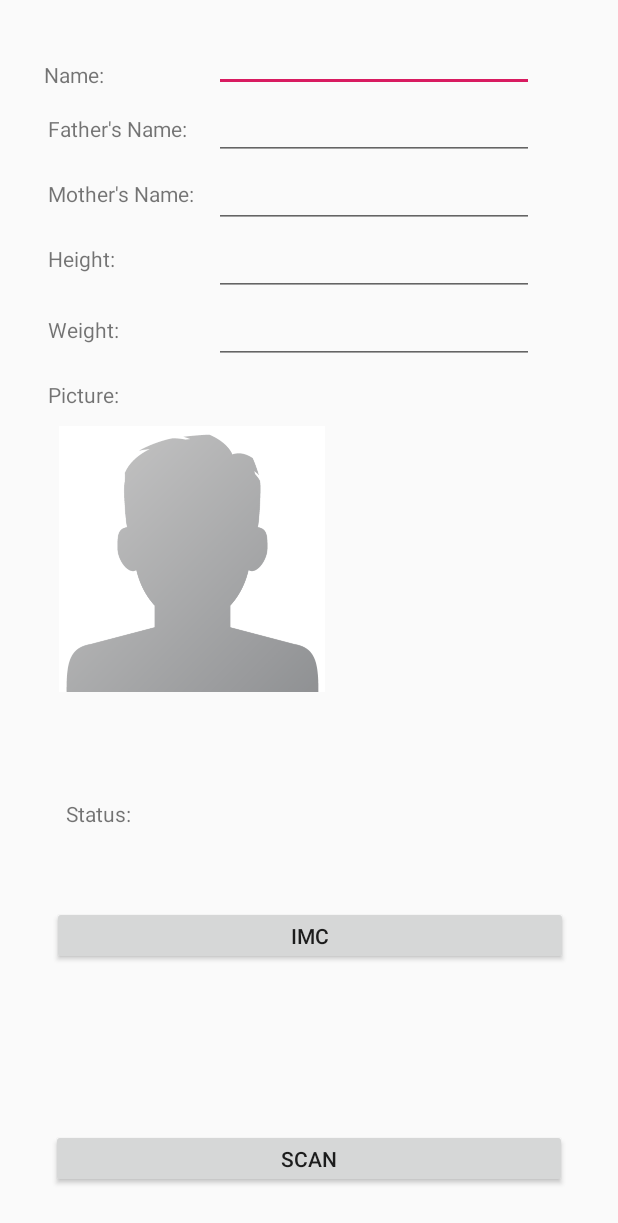
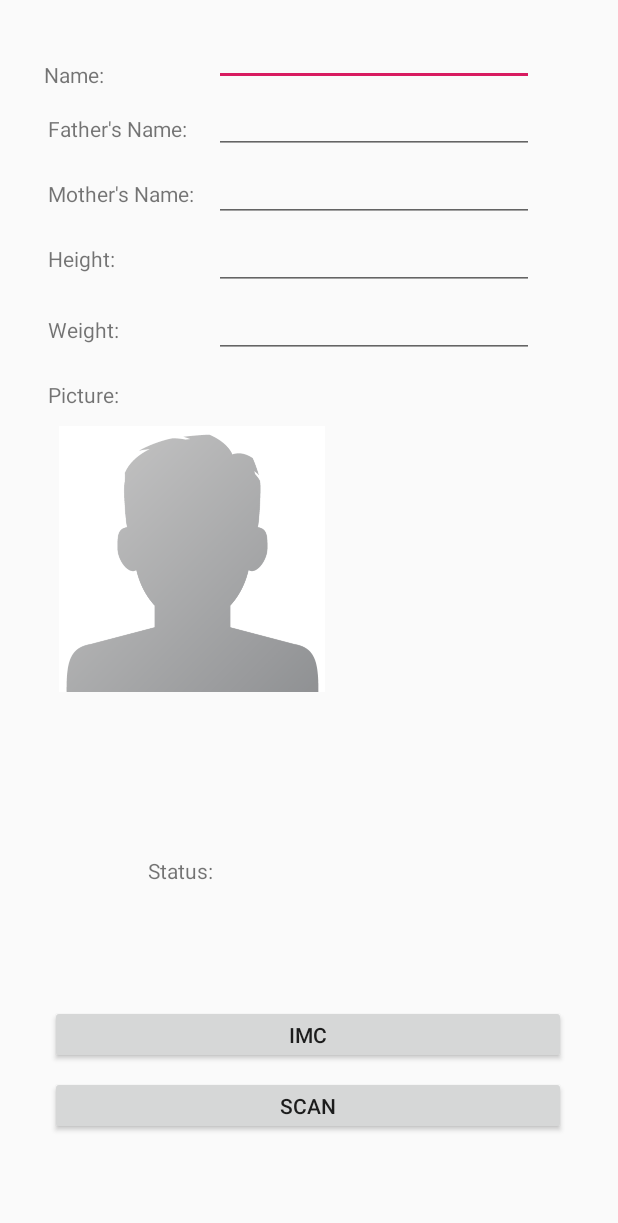
Before and after one commit to LinkSake/LuisAngelOrtegaAndorid2019, an Android app: the layout activity_imc.xml on its own in the app's theme, with its tools: preview values and no code run, on a phone screen of 412 x 824 dp. Shown: the top 1223 px of the screen. Run offline under Robolectric (Android 15) with nearby library versions, the phone set to English and light mode, and no system bars.

Commit message:
Se añade la actividad que escanea un QR y saca el IMC

```diff
--- a/app/build.gradle
+++ b/app/build.gradle
@@ -23,7 +23,9 @@ android {
 }
 
 dependencies {
-    implementation 'me.dm7.barcodescanner:zxing:1.9'
+    implementation 'com.squareup.picasso:picasso:2.71828'
+    implementation 'com.journeyapps:zxing-android-embedded:3.6.0'
+    implementation 'com.android.support:appcompat-v7'
     implementation fileTree(dir: 'libs', include: ['*.jar'])
     implementation "org.jetbrains.kotlin:kotlin-stdlib-jdk7:$kotlin_version"
     //noinspection GradleCompatible
--- a/app/src/main/AndroidManifest.xml
+++ b/app/src/main/AndroidManifest.xml
@@ -3,6 +3,7 @@
         package="android.linksake.luisangel">
 
     <uses-permission android:name="android.permission.CAMERA" />
+    <uses-permission android:name="android.permission.INTERNET"/>
 
     <application
             android:allowBackup="true"
@@ -10,7 +11,6 @@
             android:label="@string/app_name"
             android:supportsRtl="true"
             android:theme="@style/AppTheme">
-        <activity android:name=".ScanActivity"></activity>
         <activity android:name=".imcActivity" />
         <activity android:name=".PlaygroundActivity" />
         <activity android:name=".DialogManagementActivity" />
--- a/app/src/main/res/layout/activity_imc.xml
+++ b/app/src/main/res/layout/activity_imc.xml
@@ -10,7 +10,7 @@
             android:id="@+id/etName"
             android:layout_width="wrap_content"
             android:layout_height="wrap_content"
-            android:layout_marginTop="16dp"
+            android:layout_marginTop="12dp"
             android:layout_marginEnd="56dp"
             android:ems="10"
             android:inputType="textPersonName"
@@ -120,27 +120,29 @@
             app:layout_constraintTop_toBottomOf="@+id/etHeight" />
 
     <Button
-            android:id="@+id/btnScan"
+            android:id="@+id/btnScanQR"
             android:layout_width="344dp"
             android:layout_height="39dp"
             android:layout_marginBottom="32dp"
             android:text="@string/scan"
             app:layout_constraintBottom_toBottomOf="parent"
             app:layout_constraintEnd_toEndOf="parent"
-            app:layout_constraintStart_toStartOf="parent" />
+            app:layout_constraintHorizontal_bias="0.492"
+            app:layout_constraintStart_toStartOf="parent"
+            app:layout_constraintTop_toTopOf="parent"
+            app:layout_constraintVertical_bias="0.953" />
 
     <Button
             android:id="@+id/btnGetIMC"
             android:layout_width="344dp"
             android:layout_height="39dp"
-            android:layout_marginTop="604dp"
             android:text="@string/imc"
             app:layout_constraintBottom_toBottomOf="parent"
             app:layout_constraintEnd_toEndOf="parent"
-            app:layout_constraintHorizontal_bias="0.507"
+            app:layout_constraintHorizontal_bias="0.492"
             app:layout_constraintStart_toStartOf="parent"
             app:layout_constraintTop_toTopOf="parent"
-            app:layout_constraintVertical_bias="0.0" />
+            app:layout_constraintVertical_bias="0.854" />
 
     <TextView
             android:id="@+id/tvPic"
@@ -168,23 +170,23 @@
             android:layout_width="wrap_content"
             android:layout_height="wrap_content"
             android:layout_marginStart="28dp"
-            android:layout_marginTop="528dp"
             android:text="@string/status"
             app:layout_constraintBottom_toBottomOf="parent"
             app:layout_constraintEnd_toEndOf="parent"
-            app:layout_constraintHorizontal_bias="0.047"
+            app:layout_constraintHorizontal_bias="0.208"
             app:layout_constraintStart_toStartOf="parent"
             app:layout_constraintTop_toTopOf="parent"
-            app:layout_constraintVertical_bias="0.016" />
+            app:layout_constraintVertical_bias="0.709" />
 
     <TextView
             android:id="@+id/tvIMCstatus"
-            android:layout_width="wrap_content"
-            android:layout_height="wrap_content"
+            android:layout_width="266dp"
+            android:layout_height="51dp"
             app:layout_constraintBottom_toBottomOf="parent"
             app:layout_constraintEnd_toEndOf="parent"
+            app:layout_constraintHorizontal_bias="0.496"
             app:layout_constraintStart_toStartOf="parent"
             app:layout_constraintTop_toTopOf="parent"
-            app:layout_constraintVertical_bias="0.745" />
+            app:layout_constraintVertical_bias="0.77" />
 
 </android.support.constraint.ConstraintLayout>
--- a/app/src/main/res/values/strings.xml
+++ b/app/src/main/res/values/strings.xml
@@ -38,4 +38,5 @@
     <string name="status">Status:</string>
     <string name="IMCstatus">Your IMC is </string>
     <string name="allRequired">You need to fill all the fields</string>
+    <string name="result_not_found">Result not found</string>
 </resources>
--- a/build.gradle
+++ b/build.gradle
@@ -8,7 +8,7 @@ buildscript {
 
     }
     dependencies {
-        classpath 'com.android.tools.build:gradle:3.5.0'
+        classpath 'com.android.tools.build:gradle:3.5.1'
         classpath "org.jetbrains.kotlin:kotlin-gradle-plugin:$kotlin_version"
         // NOTE: Do not place your application dependencies here; they belong
         // in the individual module build.gradle files
```
Also changed, not shown: app/src/main/java/android/linksake/luisangel/ScanActivity.kt (deleted, +0 -38 lines), app/src/main/java/android/linksake/luisangel/imcActivity.kt (+68 -15 lines).
